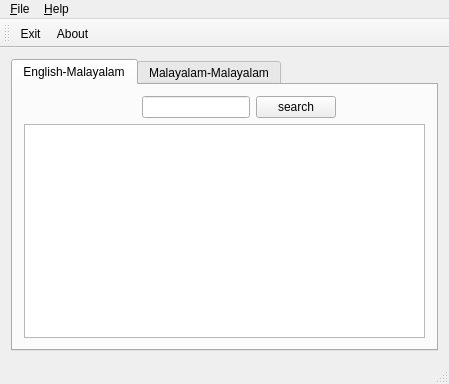
Above: src/olam.ui from tachyons/olam before the change. Below: the same form after it.
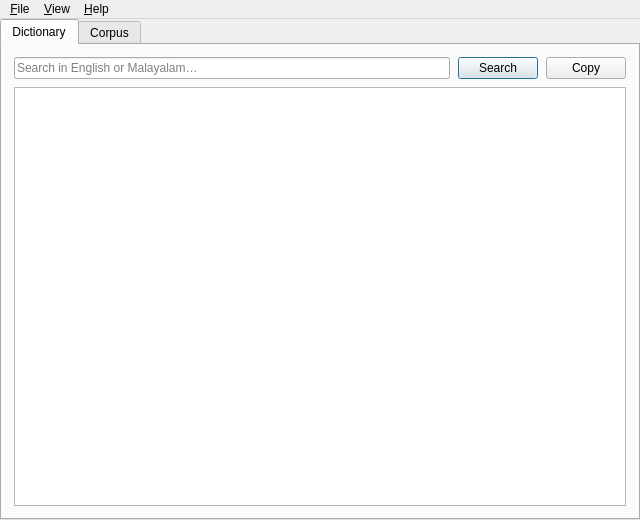
That is the form after the change. Icons and pictures are not drawn.

Patch:
```diff
--- a/src/olam.ui
+++ b/src/olam.ui
@@ -6,62 +6,59 @@
    <rect>
     <x>0</x>
     <y>0</y>
-    <width>449</width>
-    <height>384</height>
+    <width>640</width>
+    <height>520</height>
    </rect>
   </property>
+  <property name="minimumSize">
+   <size>
+    <width>420</width>
+    <height>340</height>
+   </size>
+  </property>
   <property name="windowTitle">
    <string>Olam</string>
   </property>
   <widget class="QWidget" name="centralWidget">
    <layout class="QVBoxLayout" name="verticalLayout">
+    <property name="spacing"><number>0</number></property>
+    <property name="leftMargin"><number>0</number></property>
+    <property name="topMargin"><number>0</number></property>
+    <property name="rightMargin"><number>0</number></property>
+    <property name="bottomMargin"><number>0</number></property>
     <item>
      <widget class="QTabWidget" name="mal_eng">
       <property name="currentIndex">
        <number>0</number>
       </property>
       <widget class="QWidget" name="tab">
-       <attribute name="title">
-        <string>English-Malayalam</string>
-       </attribute>
+       <attribute name="title"><string>Dictionary</string></attribute>
        <layout class="QVBoxLayout" name="verticalLayout_4">
+        <property name="spacing"><number>8</number></property>
+        <property name="leftMargin"><number>12</number></property>
+        <property name="topMargin"><number>12</number></property>
+        <property name="rightMargin"><number>12</number></property>
+        <property name="bottomMargin"><number>12</number></property>
         <item>
          <layout class="QHBoxLayout" name="horizontalLayout">
+          <property name="spacing"><number>8</number></property>
           <item>
-           <spacer name="horizontalSpacer">
-            <property name="orientation">
-             <enum>Qt::Horizontal</enum>
-            </property>
-            <property name="sizeHint" stdset="0">
-             <size>
-              <width>118</width>
-              <height>17</height>
-             </size>
-            </property>
-           </spacer>
-          </item>
-          <item>
-           <widget class="QLineEdit" name="dict_word"/>
+           <widget class="QLineEdit" name="dict_word">
+            <property name="placeholderText"><string>Search in English or Malayalam…</string></property>
+            <property name="clearButtonEnabled"><bool>true</bool></property>
+           </widget>
           </item>
           <item>
            <widget class="QPushButton" name="maleng_search">
-            <property name="text">
-             <string>search</string>
-            </property>
+            <property name="text"><string>Search</string></property>
+            <property name="default"><bool>true</bool></property>
            </widget>
           </item>
           <item>
-           <spacer name="horizontalSpacer_2">
-            <property name="orientation">
-             <enum>Qt::Horizontal</enum>
-            </property>
-            <property name="sizeHint" stdset="0">
-             <size>
-              <width>40</width>
-              <height>20</height>
-             </size>
-            </property>
-           </spacer>
+           <widget class="QPushButton" name="copy_dict">
+            <property name="text"><string>Copy</string></property>
+            <property name="toolTip"><string>Copy results to clipboard</string></property>
+           </widget>
           </item>
          </layout>
         </item>
@@ -71,9 +68,7 @@
        </layout>
       </widget>
       <widget class="QWidget" name="malayalam">
-       <attribute name="title">
-        <string>Malayalam-Malayalam</string>
-       </attribute>
+       <attribute name="title"><string>Corpus</string></attribute>
        <layout class="QVBoxLayout" name="verticalLayout_2">
         <item>
          <layout class="QHBoxLayout" name="horizontalLayout_4">
@@ -126,12 +121,7 @@
   </widget>
   <widget class="QMenuBar" name="menuBar">
    <property name="geometry">
-    <rect>
-     <x>0</x>
-     <y>0</y>
-     <width>449</width>
-     <height>22</height>
-    </rect>
+    <rect><x>0</x><y>0</y><width>640</width><height>22</height></rect>
    </property>
    <widget class="QMenu" name="menu_File">
     <property name="title">
@@ -139,6 +129,10 @@
     </property>
     <addaction name="action_Exit"/>
    </widget>
+   <widget class="QMenu" name="menu_View">
+    <property name="title"><string>&amp;View</string></property>
+    <addaction name="action_DarkMode"/>
+   </widget>
    <widget class="QMenu" name="menu_Help">
     <property name="title">
      <string>&amp;Help</string>
@@ -146,19 +140,9 @@
     <addaction name="action_About"/>
    </widget>
    <addaction name="menu_File"/>
+   <addaction name="menu_View"/>
    <addaction name="menu_Help"/>
   </widget>
-  <widget class="QToolBar" name="mainToolBar">
-   <attribute name="toolBarArea">
-    <enum>TopToolBarArea</enum>
-   </attribute>
-   <attribute name="toolBarBreak">
-    <bool>false</bool>
-   </attribute>
-   <addaction name="action_Exit"/>
-   <addaction name="action_About"/>
-  </widget>
-  <widget class="QStatusBar" name="statusBar"/>
   <action name="action_Exit">
    <property name="icon">
     <iconset resource="icons.qrc">
```
Left out of the diff: 71 changed lines with no effect on the pictures.
